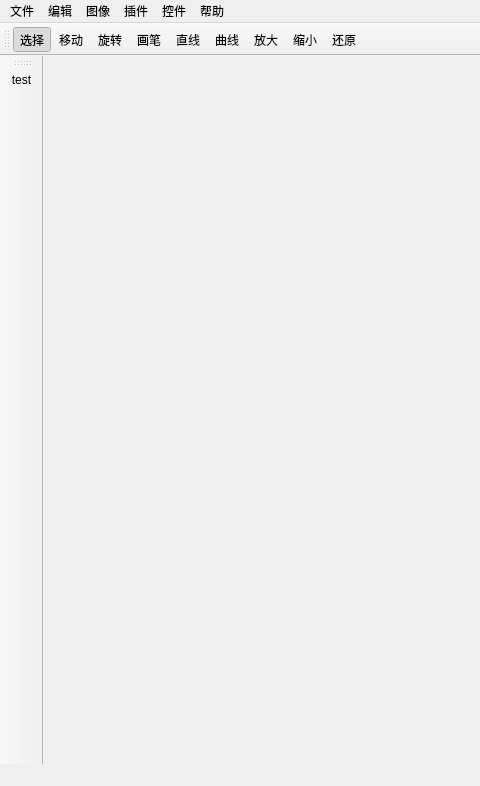
First picture: the form in mainwindow.ui, repository ITERATOR-ACM-TEAM/VIPainter, before the edit; both pictures show x 0 to 480 and y 0 to 786 of the 1206 by 786 pixel window.
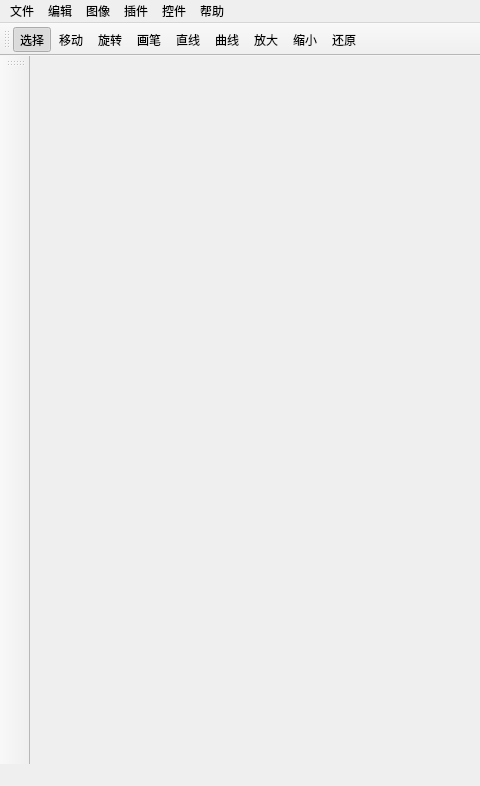
Second picture: the form after the edit. Icons and pictures are not drawn.

Diff of the .ui file:
```diff
--- a/mainwindow.ui
+++ b/mainwindow.ui
@@ -152,7 +152,6 @@
    <attribute name="toolBarBreak">
     <bool>false</bool>
    </attribute>
-   <addaction name="actionTest"/>
   </widget>
   <widget class="QDockWidget" name="shapesDock">
    <property name="enabled">
```
